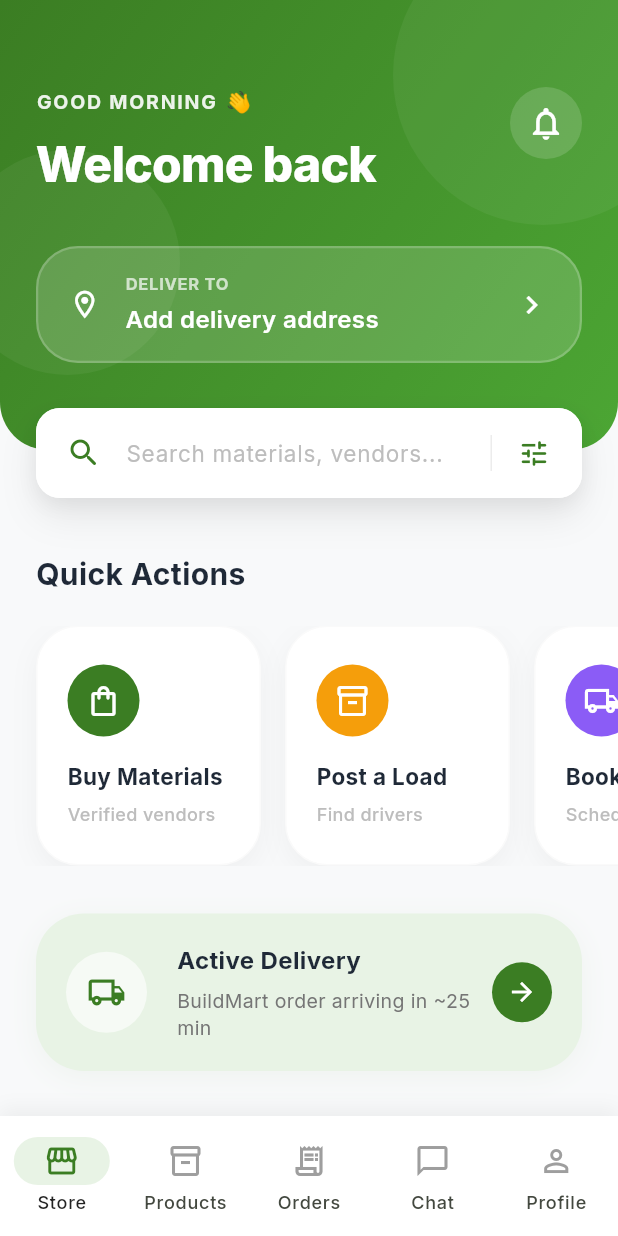
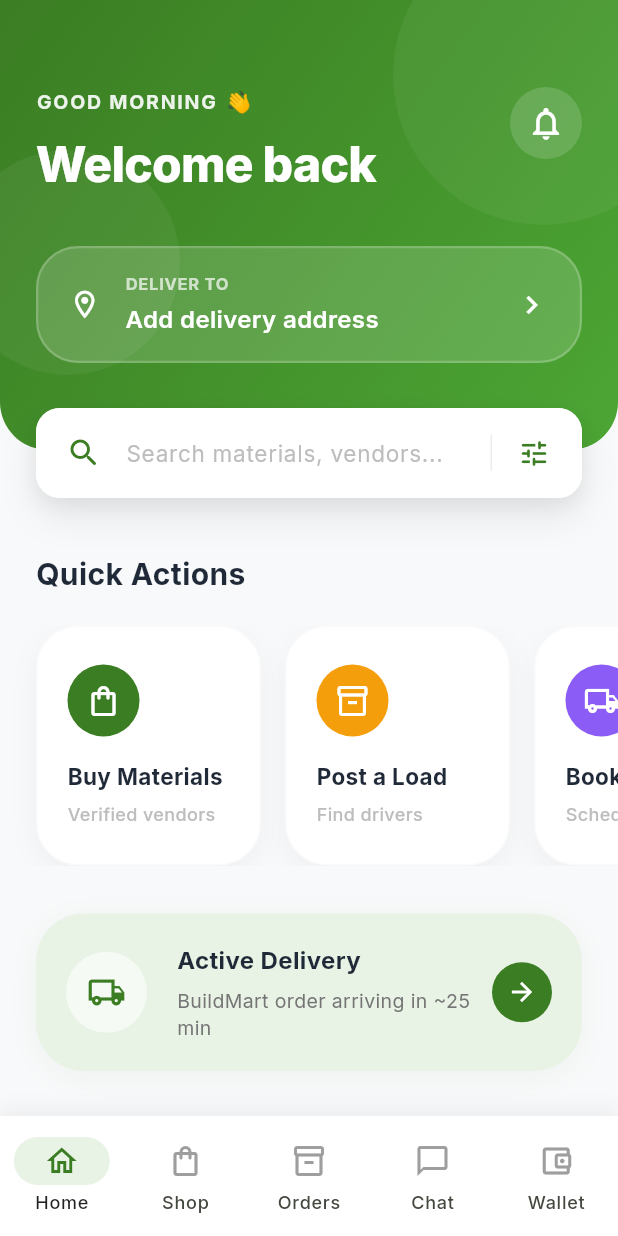
Before and after one commit to sudo-init-do/gopickup-frontend-v2, a Flutter app: the ClientHomeScreen screen opened by its route, on a phone screen of 412 x 824 dp. Run offline on Flutter 3.47's test engine with Material 3 defaults, Android fonts, the phone set to English and light mode, and no system bars; our stand-ins replace flutter_riverpod, go_router, google_fonts.

Commit message:
refactor: Update client navigation bar icons and labels for various routes.

```diff
--- a/lib/src/routing/app_router.dart
+++ b/lib/src/routing/app_router.dart
@@ -64,17 +64,17 @@ final goRouterProvider = Provider<GoRouter>((ref) {
             currentLocation: state.uri.toString(),
             items: [
               NavigationItem(
-                icon: Icons.storefront_outlined,
-                label: 'Store',
+                icon: Icons.home_outlined,
+                label: 'Home',
                 route: '/client',
               ),
               NavigationItem(
-                icon: Icons.inventory_2_outlined,
-                label: 'Products',
+                icon: Icons.shopping_bag_outlined,
+                label: 'Shop',
                 route: '/client/products',
               ),
               NavigationItem(
-                icon: Icons.receipt_long_outlined,
+                icon: Icons.inventory_2_outlined,
                 label: 'Orders',
                 route: '/client/orders',
               ),
@@ -84,8 +84,8 @@ final goRouterProvider = Provider<GoRouter>((ref) {
                 route: '/client/chat',
               ),
               NavigationItem(
-                icon: Icons.person_outline,
-                label: 'Profile',
+                icon: Icons.account_balance_wallet_outlined,
+                label: 'Wallet',
                 route: '/client/profile',
               ),
             ],
```
